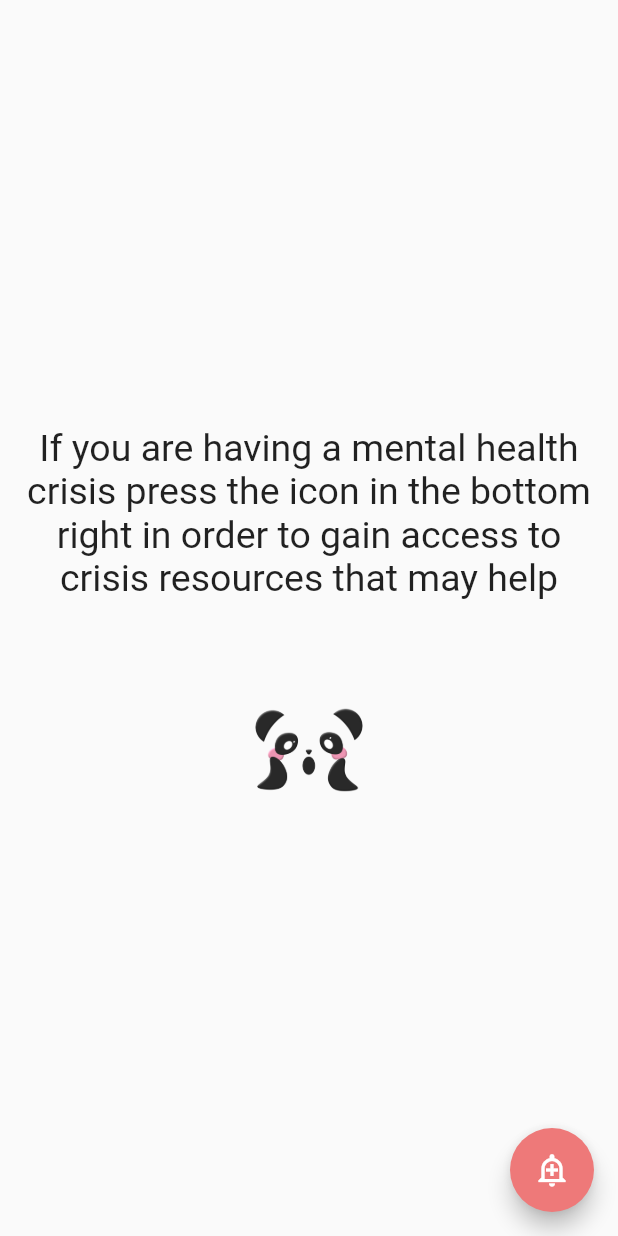
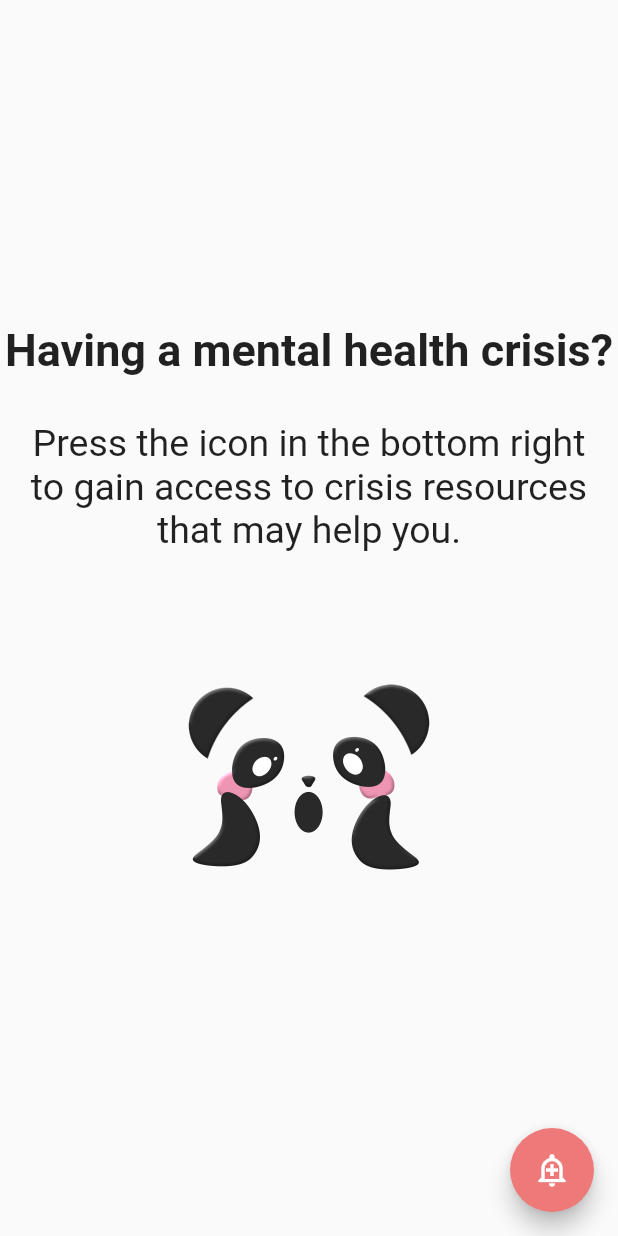
Before and after one commit to Milind220/CityHack22-DDD, a Flutter app: the screen it shows after launch, swiped to page 2, on a phone screen of 412 x 824 dp. Run offline on Flutter 3.47's test engine with Material 2 defaults, Android fonts, the phone set to English and light mode, and no system bars; our stand-ins replace firebase_auth, firebase_core, google_fonts, google_sign_in, syncfusion_flutter_datepicker; missing offline and left inert: dart:ffi; accounts and stored records are empty.

Commit message:
Milind changes

```diff
--- a/lib/pages/landing_page.dart
+++ b/lib/pages/landing_page.dart
@@ -101,15 +101,24 @@ class CrisisModePage extends StatelessWidget {
     return Column(
       mainAxisAlignment: MainAxisAlignment.center,
       children: [
+        Padding(
+          padding: const EdgeInsets.fromLTRB(0, 0, 0, 30),
+          child: Text(
+            'Having a mental health crisis? ',
+            textAlign: TextAlign.center,
+            style: TextStyle(fontSize: 30, fontWeight: FontWeight.bold),
+          ),
+        ),
         Container(
           padding: EdgeInsets.symmetric(horizontal: 10),
           child: PromptText(
-              'If you are having a mental health crisis press the icon in the bottom right in order to gain access to crisis resources that may help'),
+              'Press the icon in the bottom right to gain access to crisis resources that may help you.'),
         ),
         Container(
-            margin: EdgeInsets.only(top: 60),
-            height: 80,
-            child: Image.asset('assets/images/worried_pinpan.png')),
+          margin: EdgeInsets.only(top: 60),
+          height: 180,
+          child: Image.asset('assets/images/worried_pinpan.png'),
+        ),
       ],
     );
   }
```
